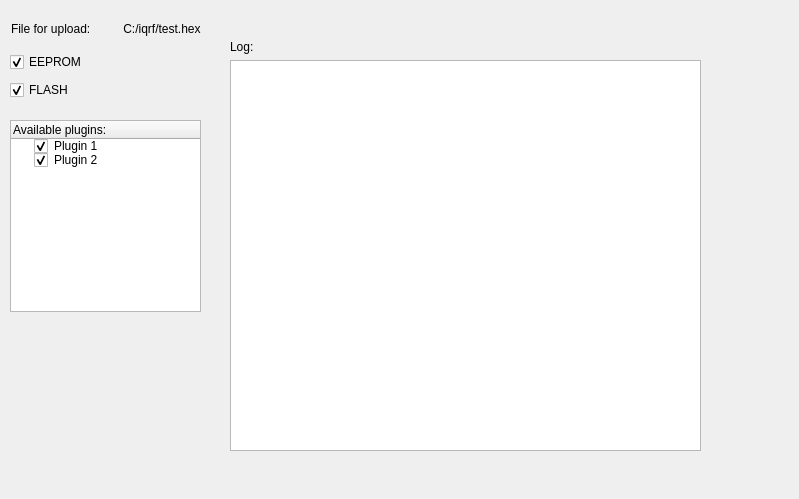
Old version of the form upload_form.ui in the repository nandra/IDE.
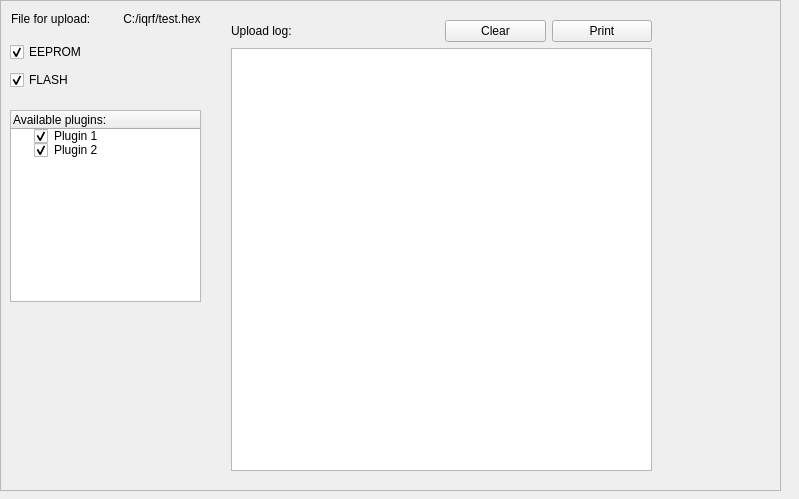
New version of the form.

Commit message: Remove toolbar and minor fixes.

What changed in the file:
```diff
--- a/upload_form.ui
+++ b/upload_form.ui
@@ -13,37 +13,26 @@
   <property name="windowTitle">
    <string>Form</string>
   </property>
-  <widget class="QLabel" name="label">
+  <widget class="QFrame" name="frame">
    <property name="geometry">
     <rect>
-     <x>120</x>
-     <y>20</y>
-     <width>361</width>
-     <height>17</height>
+     <x>0</x>
+     <y>0</y>
+     <width>781</width>
+     <height>491</height>
     </rect>
    </property>
-   <property name="text">
-    <string> C:/iqrf/test.hex </string>
+   <property name="frameShape">
+    <enum>QFrame::StyledPanel</enum>
    </property>
-  </widget>
-  <widget class="QLabel" name="label_2">
-   <property name="geometry">
-    <rect>
-     <x>11</x>
-     <y>20</y>
-     <width>95</width>
-     <height>17</height>
-    </rect>
+   <property name="frameShadow">
+    <enum>QFrame::Raised</enum>
    </property>
-   <property name="text">
-    <string>File for upload:</string>
-   </property>
-  </widget>
   <widget class="QTreeWidget" name="treeWidget">
    <property name="geometry">
     <rect>
      <x>10</x>
-     <y>120</y>
+      <y>110</y>
      <width>191</width>
      <height>192</height>
     </rect>
@@ -70,37 +59,24 @@
     </property>
    </item>
   </widget>
-  <widget class="QWidget" name="">
+   <widget class="QLabel" name="label">
    <property name="geometry">
     <rect>
-     <x>230</x>
+      <x>120</x>
+      <y>10</y>
+      <width>361</width>
+      <height>17</height>
+     </rect>
+    </property>
+    <property name="text">
+     <string> C:/iqrf/test.hex </string>
+    </property>
+   </widget>
+   <widget class="QWidget" name="layoutWidget">
+    <property name="geometry">
+     <rect>
+      <x>10</x>
      <y>40</y>
-     <width>471</width>
-     <height>411</height>
-    </rect>
-   </property>
-   <layout class="QVBoxLayout" name="verticalLayout">
-    <item>
-     <widget class="QLabel" name="label_3">
-      <property name="text">
-       <string>Log:</string>
-      </property>
-     </widget>
-    </item>
-    <item>
-     <widget class="QTextEdit" name="textEdit">
-      <property name="readOnly">
-       <bool>true</bool>
-      </property>
-     </widget>
-    </item>
-   </layout>
-  </widget>
-  <widget class="QWidget" name="">
-   <property name="geometry">
-    <rect>
-     <x>10</x>
-     <y>50</y>
      <width>88</width>
      <height>52</height>
     </rect>
@@ -127,6 +103,68 @@
      </widget>
     </item>
    </layout>
+   </widget>
+   <widget class="QLabel" name="label_2">
+    <property name="geometry">
+     <rect>
+      <x>11</x>
+      <y>10</y>
+      <width>95</width>
+      <height>17</height>
+     </rect>
+    </property>
+    <property name="text">
+     <string>File for upload:</string>
+    </property>
+   </widget>
+   <widget class="QWidget" name="">
+    <property name="geometry">
+     <rect>
+      <x>231</x>
+      <y>20</y>
+      <width>421</width>
+      <height>451</height>
+     </rect>
+    </property>
+    <layout class="QVBoxLayout" name="verticalLayout">
+     <item>
+      <layout class="QHBoxLayout" name="horizontalLayout_2">
+       <item>
+        <widget class="QLabel" name="label_3">
+         <property name="text">
+          <string>Upload log:</string>
+         </property>
+        </widget>
+       </item>
+       <item>
+        <layout class="QHBoxLayout" name="horizontalLayout">
+         <item>
+          <widget class="QPushButton" name="pushButton">
+           <property name="text">
+            <string>Clear</string>
+           </property>
+          </widget>
+         </item>
+         <item>
+          <widget class="QPushButton" name="pushButton_2">
+           <property name="text">
+            <string>Print</string>
+           </property>
+          </widget>
+         </item>
+        </layout>
+       </item>
+      </layout>
+     </item>
+     <item>
+      <widget class="QTextEdit" name="textEdit">
+       <property name="readOnly">
+        <bool>true</bool>
+       </property>
+      </widget>
+     </item>
+    </layout>
+   </widget>
   </widget>
  </widget>
  <resources/>
```
Lines whose indentation alone changed are shown as unchanged. The commit also changes 2 other files.
